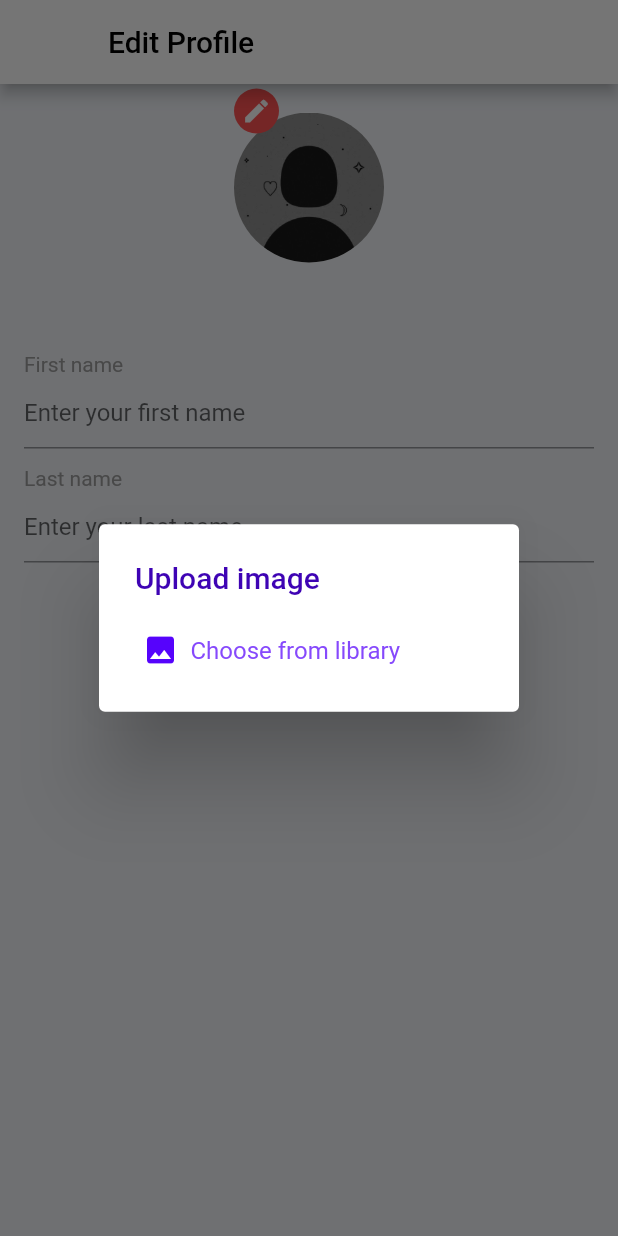
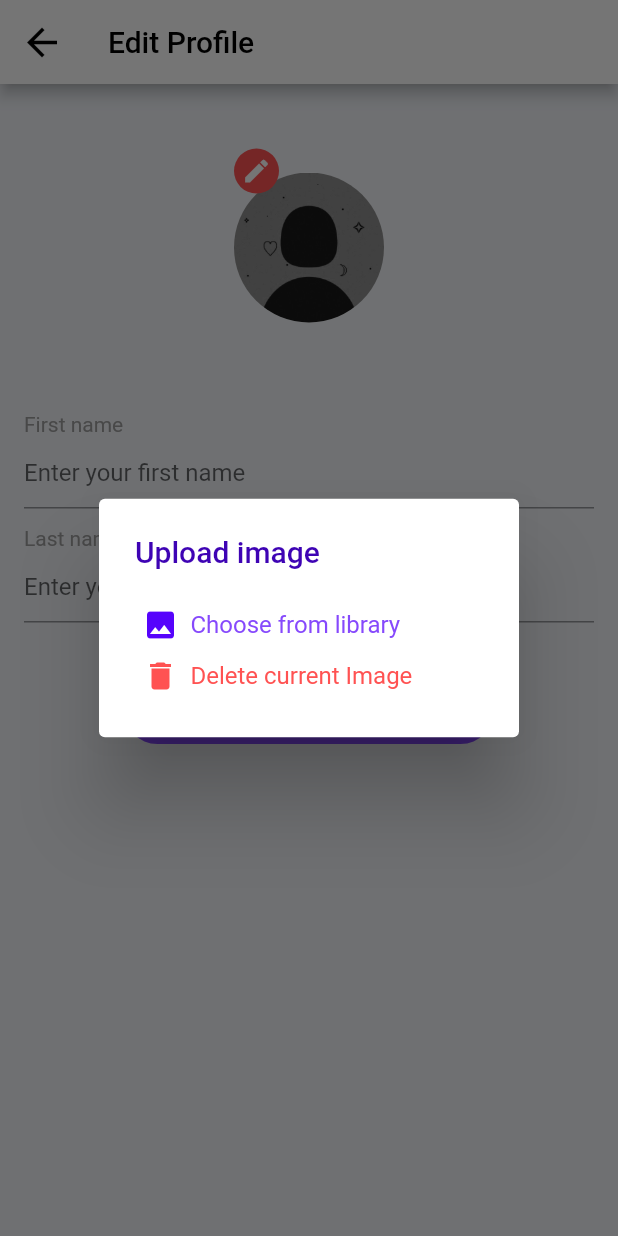
Before and after one commit to Gehad-Eid/ALQ, a Flutter app: the EditProfile screen opened directly, after a tap on the "edit" icon, on a phone screen of 412 x 824 dp. Run offline on Flutter 3.47's test engine with Material 2 defaults, Android fonts, the light colour scheme and no system bars; drawn by our look-alikes of flutter_settings_screens; our stand-ins replace carousel_slider, cloud_firestore, curved_navigation_bar, dots_indicator, email_validator, firebase_auth and 7 more; missing offline and left inert: ar_flutter_plugin, easy_web_view2, quiz_view; accounts and stored records are empty; statements that could not run were skipped.

Commit message:
some modifications

```diff
--- a/lib/User/edit_profile.dart
+++ b/lib/User/edit_profile.dart
@@ -5,6 +5,7 @@ import 'package:firebase_auth/firebase_auth.dart';
 import 'package:firebase_storage/firebase_storage.dart';
 import "package:flutter/material.dart";
 import 'package:image_picker/image_picker.dart';
+import 'package:alqgp/widgets/show_dialog.dart';
 
 class EditProfile extends StatefulWidget {
   final UserModel? currentUser;
@@ -23,6 +24,7 @@ class _EditProfileState extends State<EditProfile> {
   bool isLoading = false;
   bool _displayNameValid = true;
   bool _bioValid = true;
+  String? userImage;
 
   @override
   void initState() {
@@ -30,6 +32,7 @@ class _EditProfileState extends State<EditProfile> {
     firstNameController.text = widget.currentUser!.firstName.toString();
     secondNameController.text = widget.currentUser!.secondName.toString();
     emailController.text = widget.currentUser!.email.toString();
+    userImage = widget.currentUser!.image.toString();
   }
 
   final _auth = FirebaseAuth.instance;
@@ -107,10 +110,14 @@ class _EditProfileState extends State<EditProfile> {
       if (imageFile != null) {
         updateUserImage();
       }
+      if (userImage == null) {
+        deleteUserImage();
+      }
       widget.onLoad!();
       setState(() {
         _isloading = false;
       });
+      showAlertDialog(context, 'Your profile updated successfully', true);
     } catch (e) {
       print(e);
       setState(() {
@@ -141,6 +148,27 @@ class _EditProfileState extends State<EditProfile> {
     }
   }
 
+  Future deleteUserImage() async {
+    try {
+      siginUser = _auth.currentUser!;
+      final uId = siginUser.uid;
+      final ref = FirebaseStorage.instance
+          .ref()
+          .child('usersImages')
+          .child("${uId}jpg");
+      await ref.delete().then((p0) async {
+        await FirebaseFirestore.instance.collection("student").doc(uId).update({
+          "image": '',
+        }).then((value) => (value) {
+              getUserProfile();
+              return value;
+            });
+      });
+    } catch (error) {
+      print(error);
+    }
+  }
+
   //--------------uploade image from gallery------------------------------------
   void pickImageGallery() async {
     try {
@@ -156,7 +184,7 @@ class _EditProfileState extends State<EditProfile> {
   uploadImage(context) {
     showDialog(
         context: context,
-        builder: (contex) {
+        builder: (con) {
           return AlertDialog(
             title: Text(
               "Upload image",
@@ -164,7 +192,10 @@ class _EditProfileState extends State<EditProfile> {
             ),
             content: Column(mainAxisSize: MainAxisSize.min, children: [
               InkWell(
-                onTap: pickImageGallery,
+                onTap: () {
+                  pickImageGallery();
+                  Navigator.pop(con);
+                },
                 child: Padding(
                   padding: const EdgeInsets.all(5.0),
                   child: Row(
@@ -183,7 +214,34 @@ class _EditProfileState extends State<EditProfile> {
                     ],
                   ),
                 ),
+              ),
+              InkWell(
+                onTap: () {
+                  setState(() {
+                    userImage = null;
+                    Navigator.pop(con);
+                    print(userImage);
+                  });
+                },
+                child: Padding(
+                  padding: const EdgeInsets.all(5.0),
+                  child: Row(
+                    children: const [
+                      Icon(
+                        Icons.delete,
+                        color: Colors.redAccent,
+                      ),
+                      SizedBox(
+                        width: 8,
+                      ),
+                      Text(
+                        "Delete current Image",
+                        style: TextStyle(color: Colors.redAccent),
                       )
+                    ],
+                  ),
+                ),
+              ),
             ]),
           );
         });
@@ -210,6 +268,14 @@ class _EditProfileState extends State<EditProfile> {
             color: Colors.black,
           ),
         ),
+        leading: IconButton(
+          onPressed: () => Navigator.pop(context),
+          icon: const Icon(
+            Icons.arrow_back,
+            size: 30.0,
+            color: Colors.black,
+          ),
+        ),
       ),
       body: _isloading
           ? Container(
@@ -233,6 +299,9 @@ class _EditProfileState extends State<EditProfile> {
                     children: <Widget>[
                       Column(
                         children: <Widget>[
+                          const SizedBox(
+                            height: 40,
+                          ),
                           Container(
                             margin: const EdgeInsets.only(
                                 bottom: 5, left: 26, right: 26),
@@ -246,14 +315,22 @@ class _EditProfileState extends State<EditProfile> {
                                     top: 16.0,
                                     bottom: 8.0,
                                   ),
-                                  child: (snapshot.data!
+                                  child: (userImage != null && userImage != '')
+                                      ? CircleAvatar(
+                                          radius: 50,
+                                          backgroundImage: NetworkImage(
+                                            userImage!,
+                                          ),
+                                          backgroundColor: Colors.white,
+                                        )
+                                      : (snapshot.data!
                                               .data()
                                               .toString()
                                               .contains('image'))
-                                      ? snapshot.data!['image'] != '' &&
+                                          ? (snapshot.data!['image'] != '' &&
                                                   snapshot.data!['image']
                                                       .toString()
-                                                  .contains('usersImages')
+                                                      .contains('usersImages'))
                                               ? CircleAvatar(
                                                   radius: 50,
                                                   backgroundImage: NetworkImage(
@@ -261,14 +338,14 @@ class _EditProfileState extends State<EditProfile> {
                                                   ),
                                                   backgroundColor: Colors.white,
                                                 )
-                                          : CircleAvatar(
+                                              : const CircleAvatar(
                                                   radius: 50,
                                                   backgroundImage: AssetImage(
                                                     'images/5b8f3d9f30460aeedbe6a235e2d001d3.jpg',
                                                   ),
                                                   backgroundColor: Colors.white,
                                                 )
-                                      : CircleAvatar(
+                                          : const CircleAvatar(
                                               radius: 50,
                                               backgroundImage: AssetImage(
                                                 'images/5b8f3d9f30460aeedbe6a235e2d001d3.jpg',
@@ -285,7 +362,7 @@ class _EditProfileState extends State<EditProfile> {
                                     },
                                     child: Container(
                                       padding: const EdgeInsets.all(5),
-                                      decoration: BoxDecoration(
+                                      decoration: const BoxDecoration(
                                         shape: BoxShape.circle,
                                         color: Colors.redAccent,
                                       ),
@@ -316,12 +393,13 @@ class _EditProfileState extends State<EditProfile> {
                           InkWell(
                             onTap: updateProfileData,
                             child: Container(
-                              padding: EdgeInsets.symmetric(horizontal: 20),
+                              padding:
+                                  const EdgeInsets.symmetric(horizontal: 20),
                               margin: EdgeInsets.symmetric(
                                   horizontal: size.width * .2),
                               height: 45,
                               decoration: BoxDecoration(
-                                color: Color.fromARGB(255, 244, 92, 92),
+                                color: Theme.of(context).primaryColor,
                                 borderRadius: BorderRadius.circular(40),
                               ),
                               child: const Center(
```
Also changed, not shown: lib/Settings/delete_account.dart (+55 -4 lines). Lines whose indentation alone changed are shown as unchanged.
